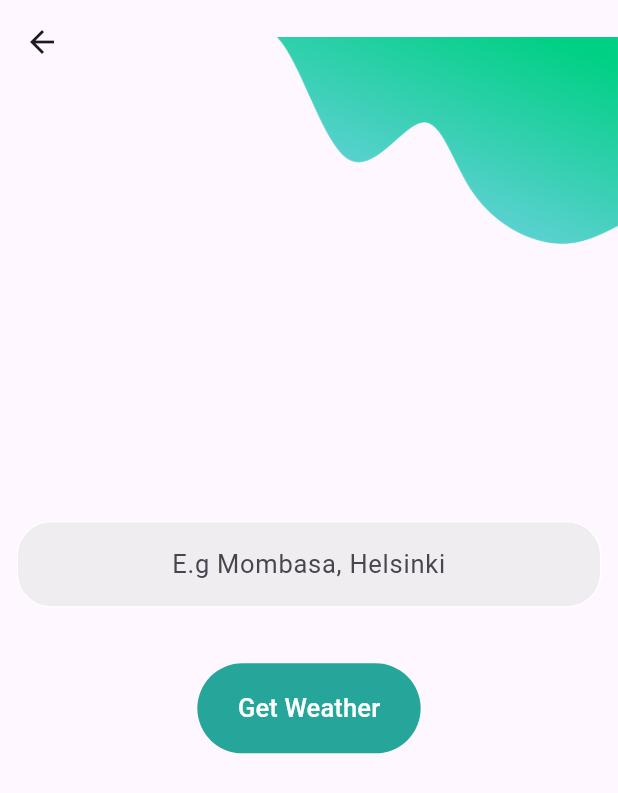
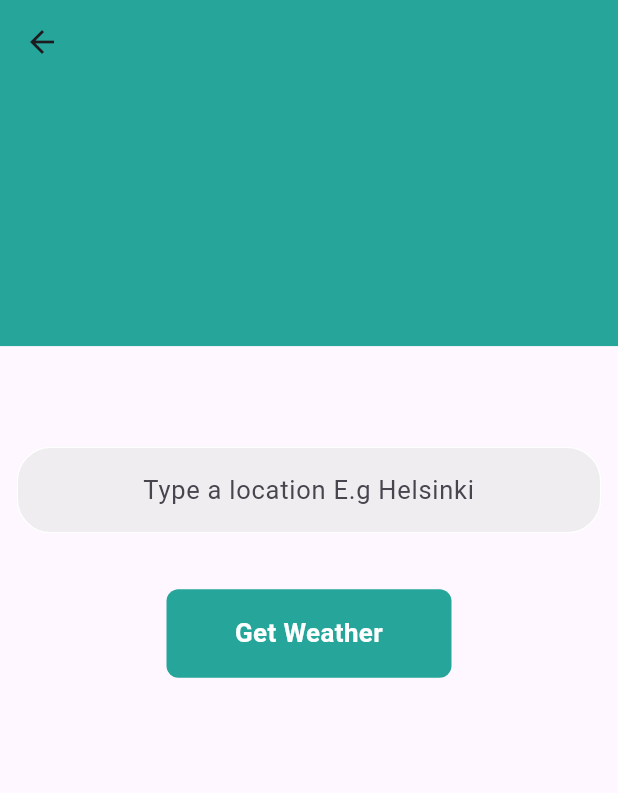
Before and after one commit to monty-iggy-xtius/WeatherApp, a Flutter app: the SearchLocation screen opened by its route, on a phone screen of 412 x 824 dp. Shown: the top 793 px of the screen. Run offline on Flutter 3.47's test engine with Material 3 defaults, Android fonts, the phone set to English and light mode, and no system bars; our stand-ins replace carousel_slider, flutter_spinkit.

Commit message:
Update button elements

```diff
--- a/lib/pages/searchlocation.dart
+++ b/lib/pages/searchlocation.dart
@@ -15,7 +15,7 @@ class _SearchLocationState extends State<SearchLocation> {
   @override
   void initState() {
     SystemChrome.setEnabledSystemUIMode(SystemUiMode.manual,
-        overlays: [SystemUiOverlay.bottom]);
+        overlays: [SystemUiOverlay.top]);
     super.initState();
   }
 
@@ -42,22 +42,15 @@ class _SearchLocationState extends State<SearchLocation> {
           mainAxisAlignment: MainAxisAlignment.start,
           children: [
             Container(
-              height: _height * 0.30,
-              decoration: const BoxDecoration(
-                image: DecorationImage(image: AssetImage("images/banner.png")),
-              ),
-            ),
+                color: Colors.teal.shade400,
+                height: _height * 0.28,
+                width: _width),
             Container(
-              height: _height * 0.65,
+              height: _height * 0.72,
               padding: const EdgeInsets.all(11),
-              decoration: const BoxDecoration(),
-              child: SizedBox(
-                  width: _width,
               child: Column(
                 crossAxisAlignment: CrossAxisAlignment.center,
                 children: [
-                      SizedBox(height: _width * .08),
-
                   ListView(
                     shrinkWrap: true,
                     physics: const NeverScrollableScrollPhysics(),
@@ -67,12 +60,12 @@ class _SearchLocationState extends State<SearchLocation> {
                         child: TextFormField(
                           keyboardType: TextInputType.text,
                           textAlign: TextAlign.center,
-                              cursorColor: Colors.deepOrangeAccent[900],
+                          cursorColor: Colors.teal[400],
                           showCursor: true,
-                              style: const TextStyle(
-                                  color: Colors.teal, fontSize: 17),
+                          style:
+                              const TextStyle(color: Colors.teal, fontSize: 17),
                           decoration: InputDecoration(
-                                  hintText: "E.g Mombasa, Helsinki",
+                              hintText: "Type a location E.g Helsinki",
                               filled: true,
                               fillColor: Colors.grey[300]?.withOpacity(.45),
                               // default border style
@@ -108,25 +101,34 @@ class _SearchLocationState extends State<SearchLocation> {
 
                   SizedBox(height: _width * .09),
 
-                      // Add the button
-
-                      FilledButton(
-                          onPressed: () {
+                  // use a gesture detector to detect pressed events in the conatiner
+                  GestureDetector(
+                      onTap: () async {
                         processWeatherData(context);
                       },
-                          style: ButtonStyle(
-                            padding:
-                                WidgetStateProperty.all<EdgeInsetsGeometry>(
-                                    const EdgeInsets.symmetric(
-                                        horizontal: 27, vertical: 18)),
-                            backgroundColor: WidgetStateProperty.all<Color>(
-                                Colors.teal.shade400),
+                      child:
+                          // use a container to define a button effect
+                          Padding(
+                        padding: const EdgeInsets.symmetric(horizontal: 10),
+                        child: Container(
+                            width: 190,
+                            padding: const EdgeInsets.symmetric(
+                                horizontal: 3.0, vertical: 17),
+                            decoration: BoxDecoration(
+                              color: Colors.teal.shade400,
+                              borderRadius: BorderRadius.circular(8),
                             ),
-                          child: const Text("Get Weather",
-                              style:
-                                  TextStyle(color: Colors.white, fontSize: 17)))
+                            child: const Center(
+                              child: Text("Get Weather",
+                                  textAlign: TextAlign.center,
+                                  style: TextStyle(
+                                      color: Colors.white,
+                                      fontWeight: FontWeight.w700,
+                                      fontSize: 17.3)),
+                            )),
+                      )),
                 ],
-                  )),
+              ),
             ),
           ],
         ),
--- a/lib/pages/startpage.dart
+++ b/lib/pages/startpage.dart
@@ -13,7 +13,7 @@ class _WelcomeScreenState extends State<WelcomeScreen> {
   @override
   void initState() {
     SystemChrome.setEnabledSystemUIMode(SystemUiMode.manual,
-        overlays: [SystemUiOverlay.bottom]);
+        overlays: [SystemUiOverlay.top]);
     super.initState();
 
     Future.delayed(const Duration(seconds: 3), () {
```
Also changed, not shown: lib/pages/weatherui.dart (+8 -9 lines), images/banner.png (deleted). Lines whose indentation alone changed are shown as unchanged.
